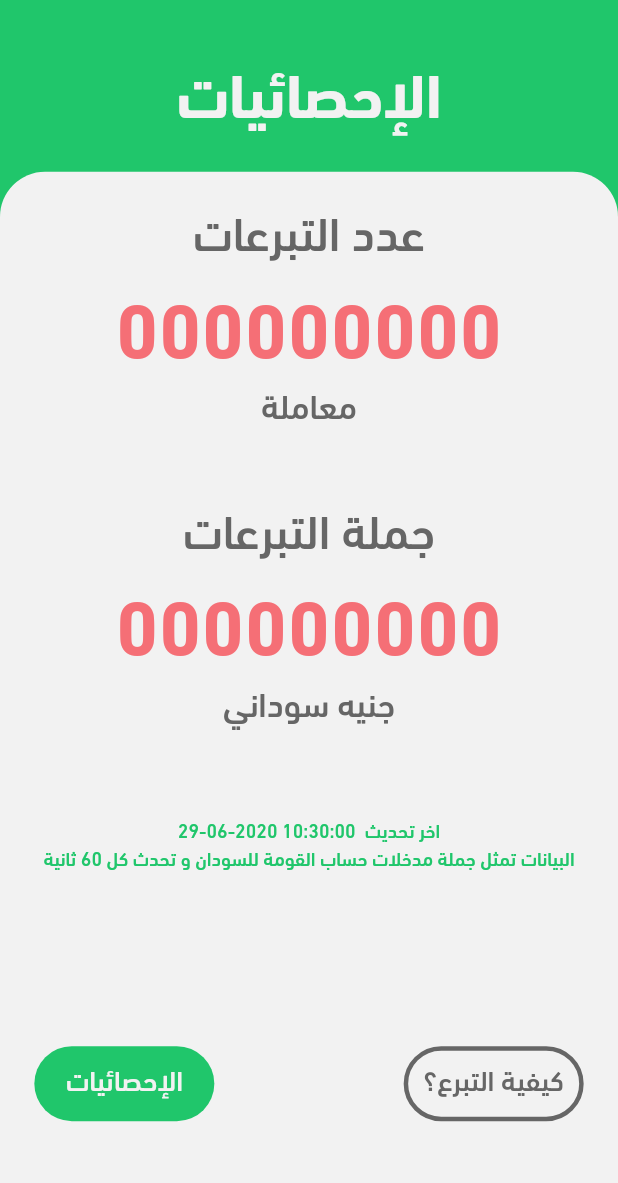
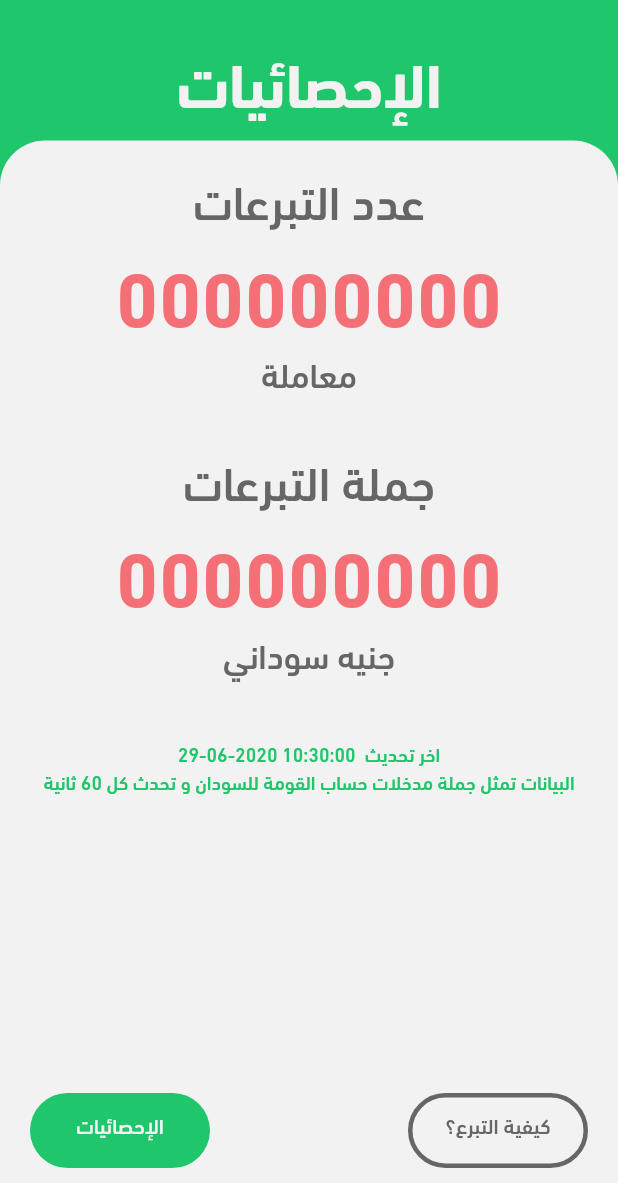
Before and after one commit to alilibx/standforsudan, a Flutter app: the screen it shows after launch, on a phone screen of 412 x 824 dp, the part 53-1236 px from its top. Run offline on Flutter 3.47's test engine with Material 2 defaults, Android fonts, the light colour scheme and no system bars; our stand-ins replace connectivity, device_preview, shared_preferences; network calls fail.

Commit message:
Commit All

```diff
--- a/app/lib/enums/device_screen_type.dart
+++ /dev/null
@@ -1,5 +0,0 @@
-enum DeviceScreenType{
-  Mobile,
-  Tablet,
-  Desktop,
-}
--- a/app/lib/screens/donations_screen.dart
+++ b/app/lib/screens/donations_screen.dart
@@ -144,16 +144,14 @@ class _DonationsScreenState extends State<DonationsScreen> {
   @override
   Widget build(BuildContext context) {
     return Scaffold(
-      backgroundColor: AppColors.primaryBackground,
       body: SafeArea(
+        child: Container(
+          color: AppColors.primaryBackground,
           child: Column(
             children: <Widget>[
               HeaderWidget(title: 'الإحصائيات'),
               Expanded(
                 child: Container(
-                width: ElementsSize().screenWidth(context),
-                height: ElementsSize().screenWidth(context) -
-                    ElementsSize().screenWidth(context) / 5,
                   decoration: BoxDecoration(
                       color: AppColors.accentText,
                       borderRadius: BorderRadius.only(
@@ -195,15 +193,18 @@ class _DonationsScreenState extends State<DonationsScreen> {
                             )
                           ],
                         ),
+                        SizedBox(
+                          height: 20.0,
+                        ),
                         Padding(
-                        padding: EdgeInsets.only(
-                            top: ElementsSize().textSize(context, 10)),
+                          padding: EdgeInsets.all(10.0),
                           child: Column(
                             children: <Widget>[
                               Text(
                                 'جملة التبرعات',
                                 style: TextStyle(
-                                fontSize: ElementsSize().textSize(context, 13),
+                                  fontSize:
+                                      ElementsSize().textSize(context, 13),
                                   fontFamily: 'DIN Next LT Arabic',
                                   fontWeight: FontWeight.w500,
                                   color: AppColors.primaryText,
@@ -221,7 +222,8 @@ class _DonationsScreenState extends State<DonationsScreen> {
                               Text(
                                 'جنيه سوداني',
                                 style: TextStyle(
-                                fontSize: ElementsSize().textSize(context, 18),
+                                  fontSize:
+                                      ElementsSize().textSize(context, 18),
                                   fontFamily: 'DIN Next LT Arabic',
                                   fontWeight: FontWeight.w500,
                                   color: AppColors.primaryText,
@@ -230,9 +232,11 @@ class _DonationsScreenState extends State<DonationsScreen> {
                             ],
                           ),
                         ),
+                        SizedBox(
+                          height: 20.0,
+                        ),
                         Padding(
-                        padding: EdgeInsets.only(
-                            top: ElementsSize().textSize(context, 7)),
+                          padding: EdgeInsets.all(10.0),
                           child: Column(
                             children: <Widget>[
                               Row(
@@ -263,7 +267,8 @@ class _DonationsScreenState extends State<DonationsScreen> {
                               Text(
                                 'البيانات تمثل جملة مدخلات حساب القومة للسودان و تحدث كل 60 ثانية',
                                 style: TextStyle(
-                                fontSize: ElementsSize().textSize(context, 32),
+                                  fontSize:
+                                      ElementsSize().textSize(context, 32),
                                   fontFamily: 'DIN Next LT Arabic',
                                   fontWeight: FontWeight.w500,
                                   color: AppColors.primaryBackground,
@@ -277,11 +282,10 @@ class _DonationsScreenState extends State<DonationsScreen> {
                             alignment: Alignment.bottomCenter,
                             child: Padding(
                               padding: EdgeInsets.symmetric(
-                                horizontal:
-                                    ElementsSize().textSize(context, 18),
-                                vertical: ElementsSize().textSize(context, 10)),
+                                  vertical: 10.0, horizontal: 20.0),
                               child: Row(
-                              mainAxisAlignment: MainAxisAlignment.spaceBetween,
+                                mainAxisAlignment:
+                                    MainAxisAlignment.spaceBetween,
                                 children: <Widget>[
                                   Container(
                                     height: 50.0,
@@ -291,13 +295,12 @@ class _DonationsScreenState extends State<DonationsScreen> {
                                         borderRadius: BorderRadius.all(
                                             Radius.circular(30.0))),
                                     child: Padding(
-                                    padding: EdgeInsets.all(8.0),
+                                      padding: EdgeInsets.all(10.0),
                                       child: Text(
                                         'الإحصائيات',
                                         textAlign: TextAlign.center,
                                         style: TextStyle(
-                                        fontSize: ElementsSize()
-                                            .textSize(context, 22),
+                                          fontSize: 14.0,
                                           fontFamily: 'DIN Next LT Arabic',
                                           fontWeight: FontWeight.w500,
                                           color: AppColors.accentText,
@@ -320,13 +323,12 @@ class _DonationsScreenState extends State<DonationsScreen> {
                                           borderRadius: BorderRadius.all(
                                               Radius.circular(30.0))),
                                       child: Padding(
-                                      padding: EdgeInsets.all(5.0),
+                                        padding: EdgeInsets.all(7.0),
                                         child: Text(
                                           'كيفية التبرع؟',
                                           textAlign: TextAlign.center,
                                           style: TextStyle(
-                                          fontSize: ElementsSize()
-                                              .textSize(context, 22),
+                                            fontSize: 14.0,
                                             fontFamily: 'DIN Next LT Arabic',
                                             fontWeight: FontWeight.w500,
                                             color: AppColors.primaryText,
@@ -348,6 +350,7 @@ class _DonationsScreenState extends State<DonationsScreen> {
             ],
           ),
         ),
+      ),
     );
   }
 }
--- a/app/lib/widgets/header_widget.dart
+++ b/app/lib/widgets/header_widget.dart
@@ -11,7 +11,6 @@ class HeaderWidget extends StatelessWidget {
   Widget build(BuildContext context) {
     print(ElementsSize().screenHeight(context).toString());
     return Container(
-      height: ElementsSize().screenHeight(context)/5.5,
       width: ElementsSize().screenWidth(context),
       child: Column(
         children: <Widget>[
@@ -51,8 +50,7 @@ class HeaderWidget extends StatelessWidget {
             ),
           ),
           Padding(
-            padding: EdgeInsets.only(
-                top: (ElementsSize().screenHeight(context) / 4) / 12),
+            padding: EdgeInsets.all(10.0),
             child: Center(
               child: Text(
                 title,
```
Also changed, not shown: app/lib/responsive/orientation_layout.dart (deleted, +0 -23 lines), app/lib/responsive/responsive_builder.dart (deleted, +0 -22 lines), app/lib/responsive/screen_type_layout.dart (deleted, +0 -33 lines), app/lib/responsive/sizing_information.dart (deleted, +0 -20 lines), app/lib/screens/home/home_view.dart (deleted, +0 -22 lines), app/lib/screens/home/home_view_mobile.dart (deleted, +0 -35 lines), app/lib/utils/ui_utils.dart (deleted, +0 -23 lines), 1 other file. Lines whose indentation alone changed are shown as unchanged.
